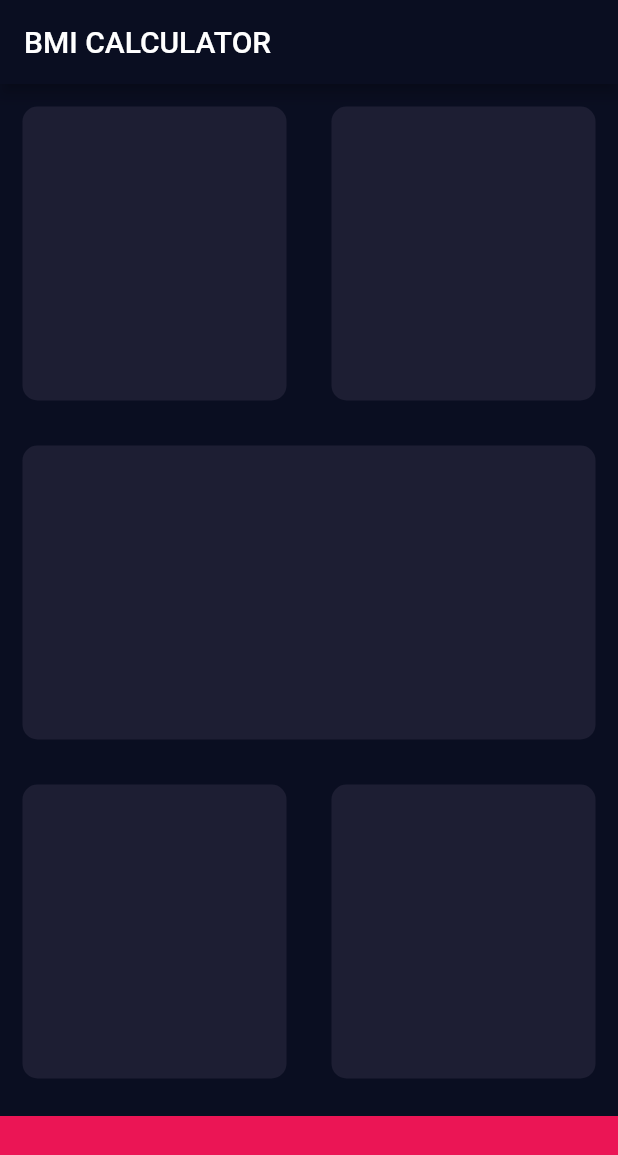
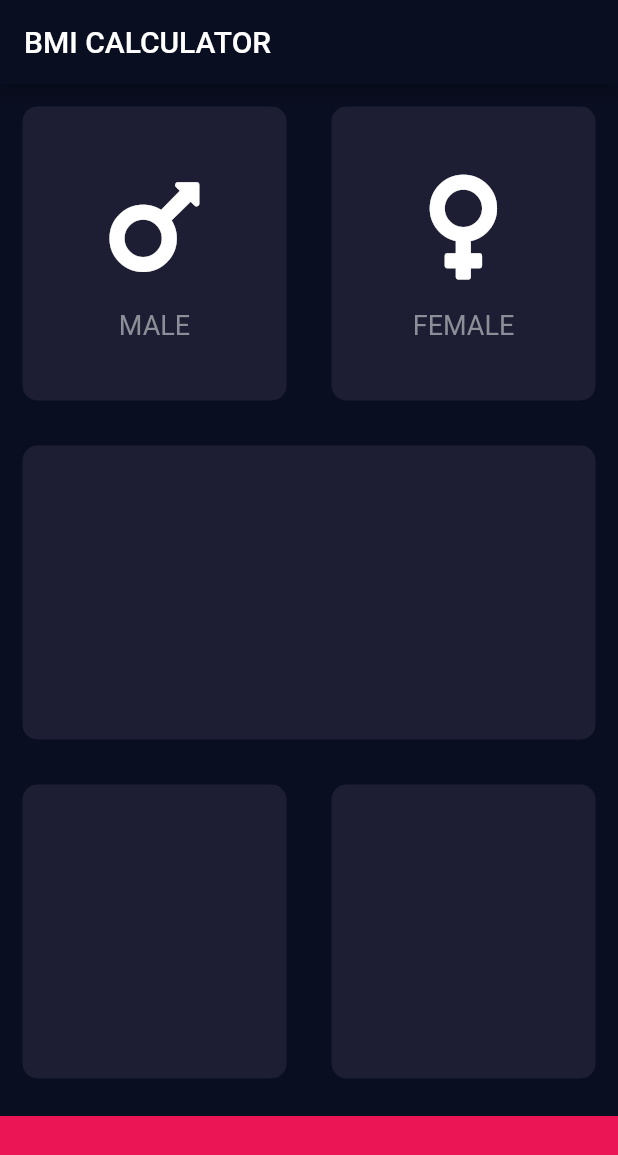
Before and after one commit to KingKasuma/flutter_bootcamp, a Flutter app: the screen it shows after launch, on a phone screen of 412 x 824 dp. Shown: the top 1155 px of the screen. Run offline on Flutter 3.47's test engine with Material 2 defaults, Android fonts, the phone set to English and light mode, and no system bars; our stand-ins replace audioplayers, font_awesome_flutter, rflutter_alert.

Commit message:
Refactor code

```diff
--- /dev/null
+++ b/bmi-calculator-flutter/lib/icon_content.dart
@@ -0,0 +1,34 @@
+import 'package:flutter/material.dart';
+
+const labelTextStyle = TextStyle(
+    fontSize: 18.0,
+    color: Color(0xFF8D8E98)
+);
+
+class IconContent extends StatelessWidget {
+
+  IconContent({this.icon, this.label});
+
+  final IconData icon;
+  final String label;
+
+  @override
+  Widget build(BuildContext context) {
+    return Column(
+      mainAxisAlignment: MainAxisAlignment.center,
+      children: <Widget>[
+        Icon(
+          icon,
+          size: 80.0,
+        ),
+        SizedBox(
+          height: 15.0,
+        ),
+        Text(
+          label,
+          style: labelTextStyle,
+        )
+      ],
+    );
+  }
+}
--- a/bmi-calculator-flutter/lib/input_page.dart
+++ b/bmi-calculator-flutter/lib/input_page.dart
@@ -1,4 +1,7 @@
 import 'package:flutter/material.dart';
+import 'package:font_awesome_flutter/font_awesome_flutter.dart';
+import 'icon_content.dart';
+import 'reusable_card.dart';
 
 const bottomContainerHeight = 80.0;
 const activeCardColour = Color(0XFF1D1E33);
@@ -20,15 +23,37 @@ class _InputPageState extends State<InputPage> {
         children: <Widget>[
           Expanded(child: Row(
             children: <Widget>[
-              Expanded(child: ReusableCard(colour: activeCardColour,),),
-              Expanded(child: ReusableCard(colour: activeCardColour,),)
+              Expanded(
+                child: ReusableCard(
+                  colour: activeCardColour,
+                  cardChild: IconContent(icon: FontAwesomeIcons.mars, label: 'MALE'),
+                ),
+              ),
+              Expanded(
+                child: ReusableCard(
+                  colour: activeCardColour,
+                  cardChild: IconContent(icon: FontAwesomeIcons.venus, label: 'FEMALE',),
+                ),
+              )
             ],
           )),
-          Expanded(child: ReusableCard(colour: activeCardColour),),
+          Expanded(
+            child: ReusableCard(
+                colour: activeCardColour
+            ),
+          ),
           Expanded(child: Row(
             children: <Widget>[
-              Expanded(child: ReusableCard(colour: activeCardColour),),
-              Expanded(child: ReusableCard(colour: activeCardColour),)
+              Expanded(
+                child: ReusableCard(
+                    colour: activeCardColour
+                ),
+              ),
+              Expanded(
+                child: ReusableCard(
+                    colour: activeCardColour
+                ),
+              )
             ],
           )),
           Container(
@@ -42,21 +67,3 @@ class _InputPageState extends State<InputPage> {
     );
   }
 }
-
-class ReusableCard extends StatelessWidget {
-
-  ReusableCard({@required this.colour});
-
-  final Color colour;
-
-  @override
-  Widget build(BuildContext context) {
-    return Container(
-      margin: EdgeInsets.all(15.0),
-      decoration: BoxDecoration(
-          color: colour,
-          borderRadius: BorderRadius.circular(10.0)
-      ),
-    );
-  }
-}
--- /dev/null
+++ b/bmi-calculator-flutter/lib/reusable_card.dart
@@ -0,0 +1,21 @@
+import 'package:flutter/material.dart';
+
+class ReusableCard extends StatelessWidget {
+
+  ReusableCard({@required this.colour, this.cardChild});
+
+  final Color colour;
+  final Widget cardChild;
+
+  @override
+  Widget build(BuildContext context) {
+    return Container(
+      child: cardChild,
+      margin: EdgeInsets.all(15.0),
+      decoration: BoxDecoration(
+          color: colour,
+          borderRadius: BorderRadius.circular(10.0)
+      ),
+    );
+  }
+}
--- a/bmi-calculator-flutter/pubspec.yaml
+++ b/bmi-calculator-flutter/pubspec.yaml
@@ -11,6 +11,7 @@ dependencies:
     sdk: flutter
 
   cupertino_icons: ^0.1.2
+  font_awesome_flutter: ^8.8.1
 
 dev_dependencies:
   flutter_test:
```
